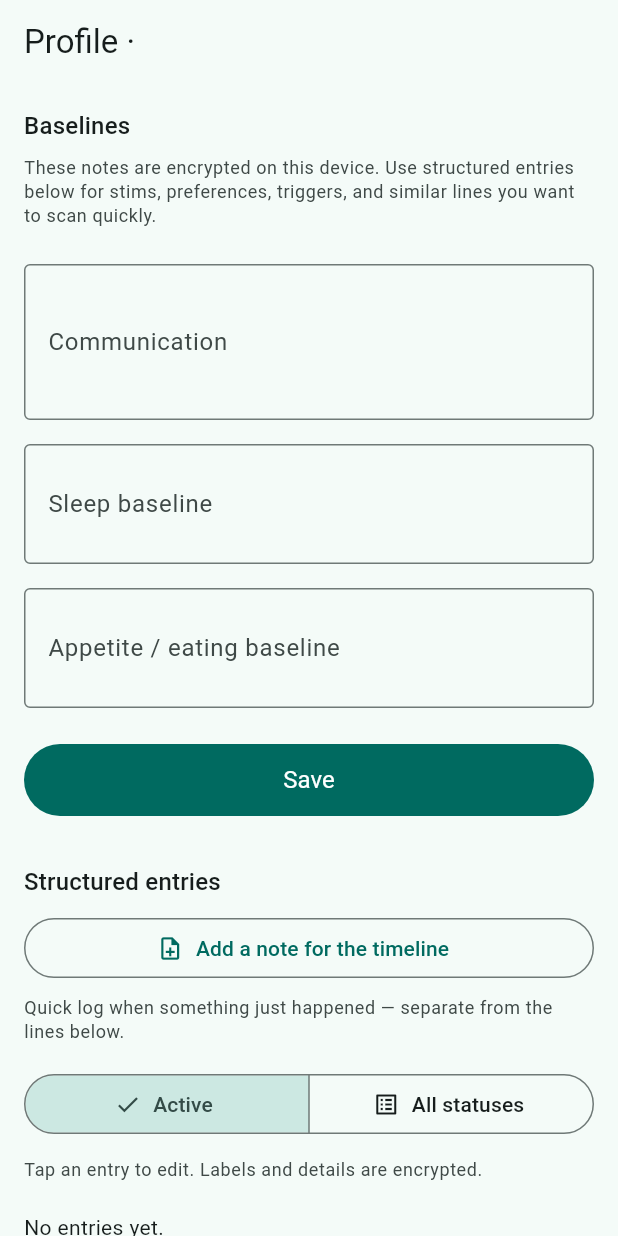
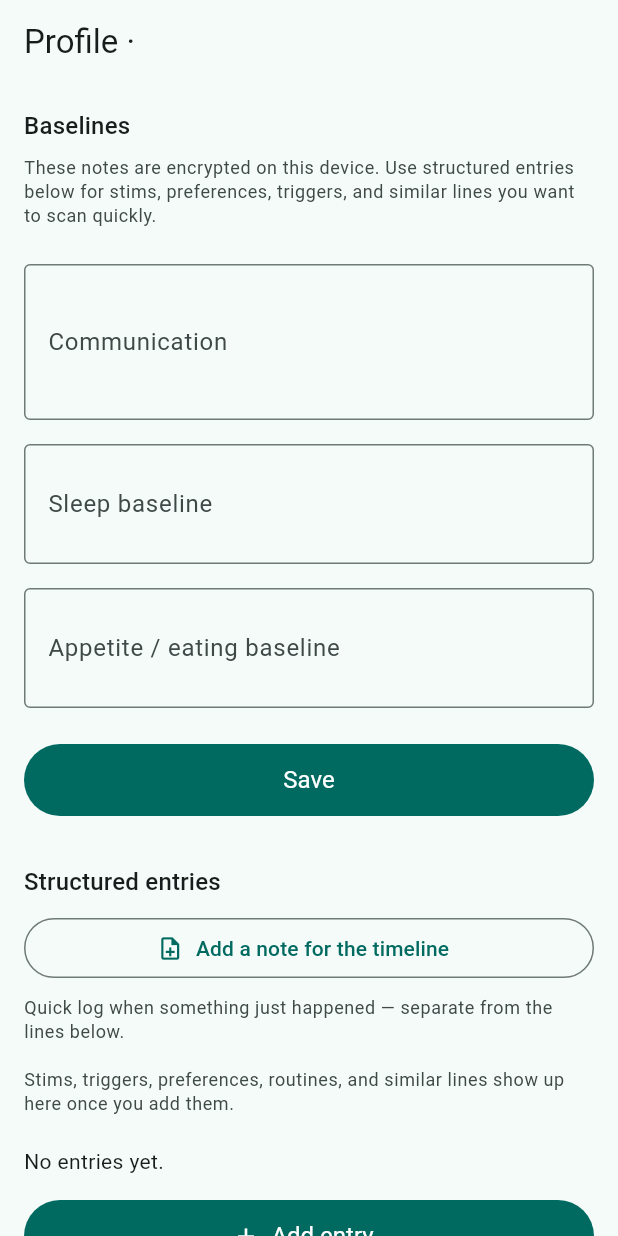
Before and after one commit to KarMarsten/were-all-in-this-together, a Flutter app: the _ProfileEditor screen opened directly with empty values, on a phone screen of 412 x 824 dp. Run offline on Flutter 3.47's test engine with Material 3 defaults, Android fonts, the phone set to English and light mode, and no system bars; our stand-ins replace drift, drift_flutter, flutter_local_notifications, flutter_riverpod, flutter_secure_storage, flutter_timezone and 6 more; missing offline and left inert: cryptography; accounts and stored records are empty; generated files the repository leaves out were written again.

Commit message:
Profile: retry on entries error; clearer empty structured state
Show Try again with invalidate when structured entries fail to load.
When there are no entries, hide the Active/All filter, add short copy,
and surface a primary Add entry button; keep the outlined Add entry
only once there are rows.

Add widget test that fails the entries provider once then succeeds.

Made-with: Cursor

```diff
--- a/lib/features/profile/presentation/profile_screen.dart
+++ b/lib/features/profile/presentation/profile_screen.dart
@@ -358,7 +358,26 @@ class _ProfileEditorState extends ConsumerState<_ProfileEditor> {
                 ),
               ),
             ),
-            error: (e, _) => Text('Could not load entries: $e'),
+            error: (e, _) => Padding(
+              padding: const EdgeInsets.symmetric(vertical: 12),
+              child: Column(
+                crossAxisAlignment: CrossAxisAlignment.stretch,
+                children: [
+                  Text(
+                    'Could not load entries: $e',
+                    style: Theme.of(context).textTheme.bodyMedium,
+                  ),
+                  const SizedBox(height: 12),
+                  OutlinedButton.icon(
+                    onPressed: () => ref.invalidate(
+                      profileEntriesForActivePersonProvider,
+                    ),
+                    icon: const Icon(Icons.refresh),
+                    label: const Text('Try again'),
+                  ),
+                ],
+              ),
+            ),
             data: (entries) {
               final visible = _showAllStatuses
                   ? entries
@@ -369,6 +388,7 @@ class _ProfileEditorState extends ConsumerState<_ProfileEditor> {
                 crossAxisAlignment: CrossAxisAlignment.stretch,
                 mainAxisSize: MainAxisSize.min,
                 children: [
+                  if (entries.isNotEmpty) ...[
                     SegmentedButton<bool>(
                       segments: const [
                         ButtonSegment<bool>(
@@ -390,18 +410,45 @@ class _ProfileEditorState extends ConsumerState<_ProfileEditor> {
                     ),
                     const SizedBox(height: 12),
                     Text(
-                    'Tap an entry to edit. Labels and details are encrypted.',
+                      'Tap an entry to edit. Labels and details are '
+                      'encrypted.',
                       style: Theme.of(context).textTheme.bodySmall?.copyWith(
-                      color: Theme.of(context).colorScheme.onSurfaceVariant,
+                        color: Theme.of(
+                          context,
+                        ).colorScheme.onSurfaceVariant,
                       ),
                     ),
                     const SizedBox(height: 12),
+                  ] else ...[
+                    Text(
+                      'Stims, triggers, preferences, routines, and similar '
+                      'lines show up here once you add them.',
+                      style: Theme.of(context).textTheme.bodySmall?.copyWith(
+                        color: Theme.of(
+                          context,
+                        ).colorScheme.onSurfaceVariant,
+                      ),
+                    ),
+                    const SizedBox(height: 12),
+                  ],
                   if (entries.isEmpty)
                     Padding(
                       padding: const EdgeInsets.symmetric(vertical: 8),
-                      child: Text(
+                      child: Column(
+                        crossAxisAlignment: CrossAxisAlignment.stretch,
+                        children: [
+                          Text(
                             'No entries yet.',
                             style: Theme.of(context).textTheme.bodyMedium,
+                          ),
+                          const SizedBox(height: 16),
+                          FilledButton.icon(
+                            onPressed: () =>
+                                context.push(Routes.profileEntryNew),
+                            icon: const Icon(Icons.add),
+                            label: const Text('Add entry'),
+                          ),
+                        ],
                       ),
                     )
                   else if (visible.isEmpty)
@@ -414,12 +461,14 @@ class _ProfileEditorState extends ConsumerState<_ProfileEditor> {
                       ),
                     )
                   else ..._structuredEntrySections(context, visible, entries),
+                  if (entries.isNotEmpty) ...[
                     const SizedBox(height: 8),
                     OutlinedButton.icon(
                       onPressed: () => context.push(Routes.profileEntryNew),
                       icon: const Icon(Icons.add),
                       label: const Text('Add entry'),
                     ),
+                  ],
                 ],
               );
             },
```
Also changed, not shown: 1 other file. Lines whose indentation alone changed are shown as unchanged.
